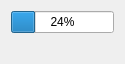
Before: the Qt Designer form C++/Examples/Head First Design Patterns/12-09_Lets_check_out_the_BeatModelInterface/djviewview.ui in apkretov/rpw, drawn with Qt 5.
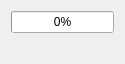
After: the same form once the commit is applied.

Patch:
```diff
--- a/C++/Examples/Head First Design Patterns/12-09_Lets_check_out_the_BeatModelInterface/djviewview.ui
+++ b/C++/Examples/Head First Design Patterns/12-09_Lets_check_out_the_BeatModelInterface/djviewview.ui
@@ -17,7 +17,7 @@
    <item row="0" column="0">
     <widget class="QProgressBar" name="beatBar">
      <property name="value">
-      <number>24</number>
+      <number>0</number>
      </property>
     </widget>
    </item>
```
